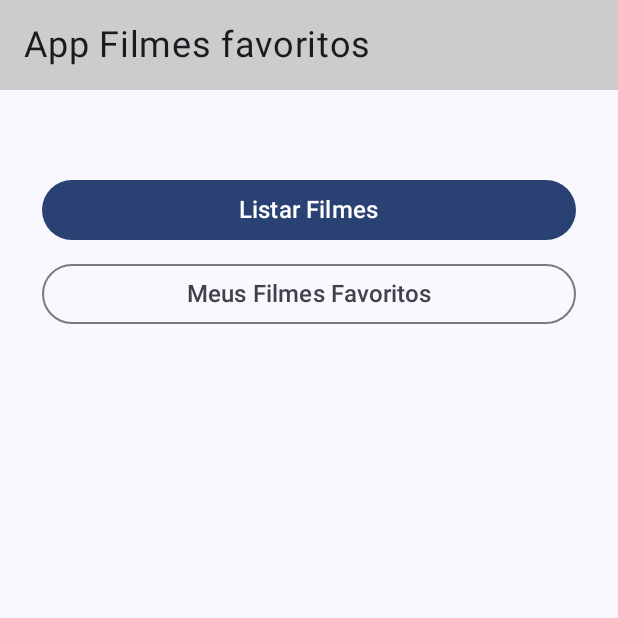
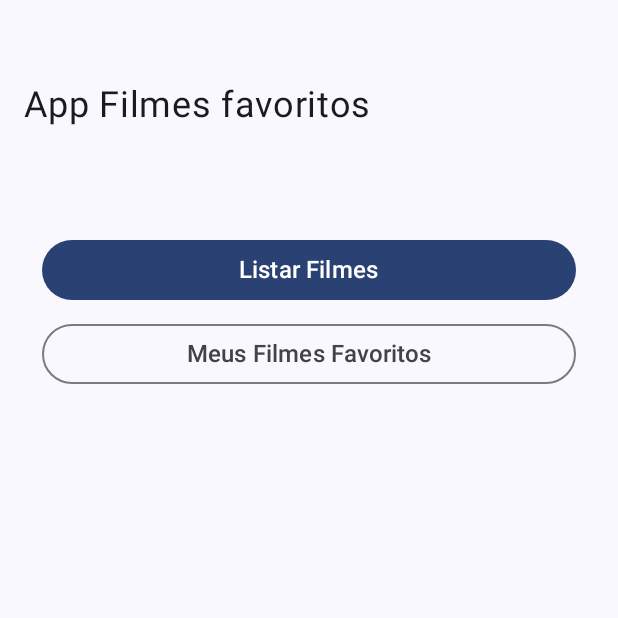
Before and after one commit to juceilson/filmes-favoritos, an Android app built with Jetpack Compose: the screen it shows after launch (MainActivity), on a phone screen of 412 x 824 dp, the top half of it. Run offline under Robolectric (Android 15) with nearby library versions, the phone set to English and light mode, and no system bars; our stand-ins replace Room's generated code.

Commit message:
Ajustar espaçamento das telas

```diff
--- a/app/src/main/java/com/example/filmes_favoritos/ui/screens/DetalhesFilmeScreen.kt
+++ b/app/src/main/java/com/example/filmes_favoritos/ui/screens/DetalhesFilmeScreen.kt
@@ -35,10 +35,10 @@ fun DetalhesFilmeScreen(
     val filme by viewModel.filme.collectAsState()
     val isFavorite by viewModel.isFavorite.collectAsState()
     Column() {
+        Spacer(modifier = Modifier.padding(20.dp))
         Row(horizontalArrangement = Arrangement.spacedBy(4.dp),
             verticalAlignment = Alignment.CenterVertically,
-            modifier = Modifier.background(color = Color.LightGray)
-                .fillMaxWidth().padding(16.dp)
+            modifier = Modifier.fillMaxWidth().padding(16.dp)
         ) {
             Button(onClick = onNavigateBack) { Text("Voltar") }
             Text(" Detalhes do Filme", fontSize = 24.sp
--- a/app/src/main/java/com/example/filmes_favoritos/ui/screens/FavoritosScreen.kt
+++ b/app/src/main/java/com/example/filmes_favoritos/ui/screens/FavoritosScreen.kt
@@ -42,11 +42,11 @@ fun FavoritosScreen(
     val favoritos by viewModel.favoritesState.collectAsState()
 
     Column() {
+        Spacer(modifier = Modifier.padding(20.dp))
         Row(
             horizontalArrangement = Arrangement.spacedBy(4.dp),
             verticalAlignment = Alignment.CenterVertically,
-            modifier = Modifier.background(color = Color.LightGray)
-                .fillMaxWidth().padding(16.dp)
+            modifier = Modifier.fillMaxWidth().padding(16.dp)
         ) {
             Button(onClick = onNavigateBack) { Text("Voltar") }
             Text("Filmes Favoritos", fontSize = 24.sp)
--- a/app/src/main/java/com/example/filmes_favoritos/ui/screens/HomeScreen.kt
+++ b/app/src/main/java/com/example/filmes_favoritos/ui/screens/HomeScreen.kt
@@ -23,9 +23,9 @@ fun HomeScreen(
     onNavigateToFavorites: () -> Unit
 ){
     Column() {
+        Spacer(modifier = Modifier.padding(20.dp))
         Text("App Filmes favoritos", fontSize = 24.sp,
-            modifier = Modifier.background(color = Color.LightGray)
-                .fillMaxWidth().padding(16.dp)
+            modifier = Modifier.fillMaxWidth().padding(16.dp)
         )
 
         Spacer(modifier = Modifier.padding(16.dp))
```
Also changed, not shown: app/src/main/java/com/example/filmes_favoritos/ui/screens/FilmeListScreen.kt (+3 -4 lines).
